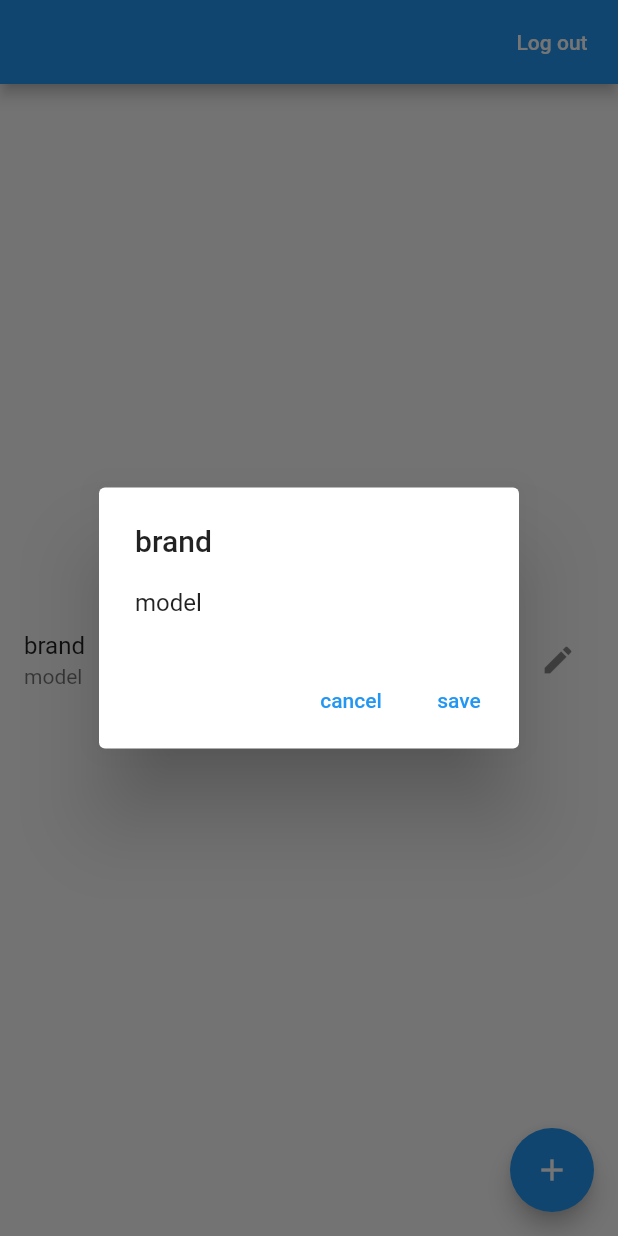
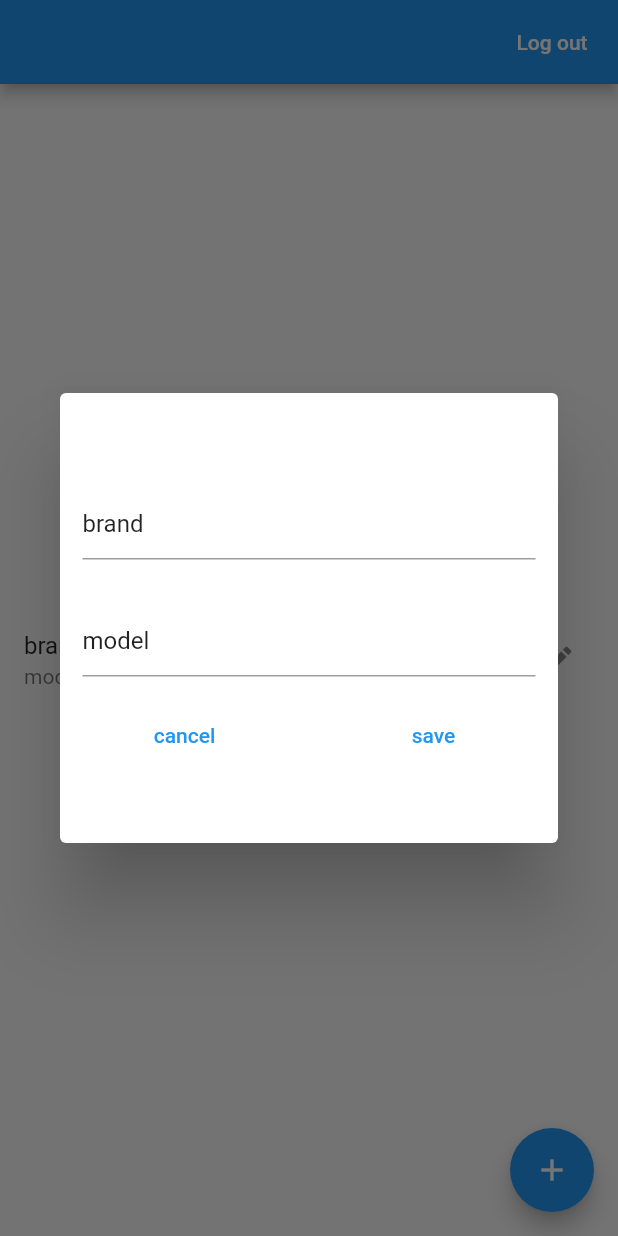
Before and after one commit to tatarmagda/firebase_firstexample, a Flutter app: the screen it shows once a user with an empty profile is signed in, after a tap on the "add" icon, after a tap on the "edit" icon, on a phone screen of 412 x 824 dp. Run offline on Flutter 3.47's test engine with Material 2 defaults, Android fonts, the phone set to English and light mode, and no system bars; our stand-ins replace cloud_firestore, firebase_auth, firebase_core; accounts and stored records are empty.

Commit message:
car modal

```diff
--- a/lib/screens/home/home.dart
+++ b/lib/screens/home/home.dart
@@ -3,6 +3,7 @@ import 'dart:math';
 import 'package:cloud_firestore/cloud_firestore.dart';
 import 'package:firebase_example/screens/auth/data/providers/auth_state.dart';
 import 'package:firebase_example/screens/home/data/models/cars_model.dart';
+import 'package:firebase_example/screens/home/widgets/car_modal.dart';
 import 'package:flutter/material.dart';
 import 'package:provider/provider.dart';
 
@@ -98,17 +99,11 @@ class Home extends StatelessWidget {
           onPressed: () {
             showDialog(
               context: context,
-              builder: (_) => AlertDialog(
-                title: Text(brand),
-                content: Text(model),
-                actions: [
-                  TextButton(
-                      onPressed: () {
-                        Navigator.of(context).pop();
-                      },
-                      child: Text("cancel")),
-                  TextButton(onPressed: () {}, child: Text("save"))
-                ],
+              builder: (_) => Dialog(
+                child: CarModal(
+                  brand: brand,
+                  model: model,
+                ),
               ),
             );
           },
--- /dev/null
+++ b/lib/screens/home/widgets/car_modal.dart
@@ -0,0 +1,79 @@
+import 'package:flutter/material.dart';
+
+class CarModal extends StatefulWidget {
+  CarModal({Key? key, this.brand, this.model}) : super(key: key);
+
+  final String? brand;
+  final String? model;
+
+  @override
+  State<CarModal> createState() => _CarModalState();
+}
+
+class _CarModalState extends State<CarModal> {
+  final _formKey = GlobalKey<FormState>();
+  TextEditingController? _brandController;
+  TextEditingController? _modelController;
+
+  @override
+  void initState() {
+    _brandController = TextEditingController(text: widget.brand);
+    _modelController = TextEditingController(text: widget.model);
+    super.initState();
+  }
+
+  @override
+  Widget build(BuildContext context) {
+    return Container(
+      height: 300,
+      child: Form(
+        key: _formKey,
+        child: Column(
+          mainAxisAlignment: MainAxisAlignment.center,
+          children: [
+            Padding(
+              padding: const EdgeInsets.all(15.0),
+              child: TextFormField(
+                controller: _brandController,
+                validator: (value) {
+                  if (value!.isEmpty) {
+                    return "Please enter a brand";
+                  }
+                  return null;
+                },
+              ),
+            ),
+            Padding(
+              padding: const EdgeInsets.all(15.0),
+              child: TextFormField(
+                controller: _modelController,
+                validator: (value) {
+                  if (value!.isEmpty) {
+                    return "Please enter a model";
+                  }
+                  return null;
+                },
+              ),
+            ),
+            Row(
+              mainAxisAlignment: MainAxisAlignment.spaceAround,
+              children: [
+                TextButton(
+                    onPressed: () {
+                      Navigator.of(context).pop();
+                    },
+                    child: Text("cancel")),
+                TextButton(
+                    onPressed: () {
+                      if (_formKey.currentState!.validate()) {}
+                      ;
+                    },
+                    child: Text("save"))
+              ],
+            ),
+          ],
+        ),
+      ),
+    );
+  }
+}
```
Also changed, not shown: 1 other file.
